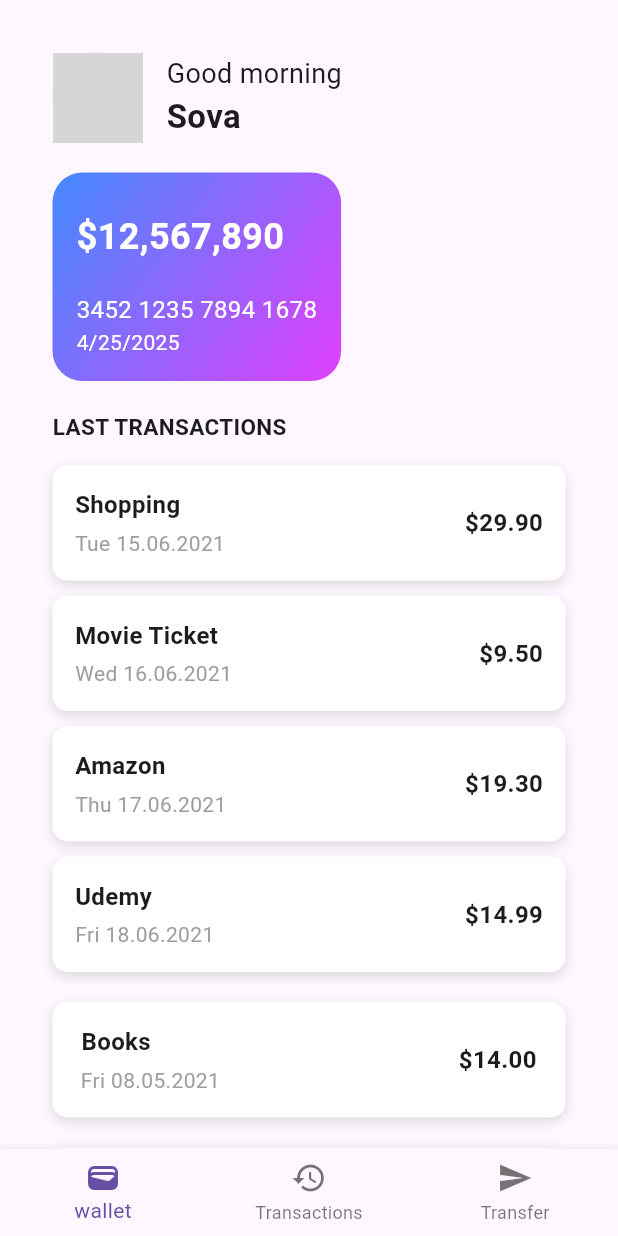
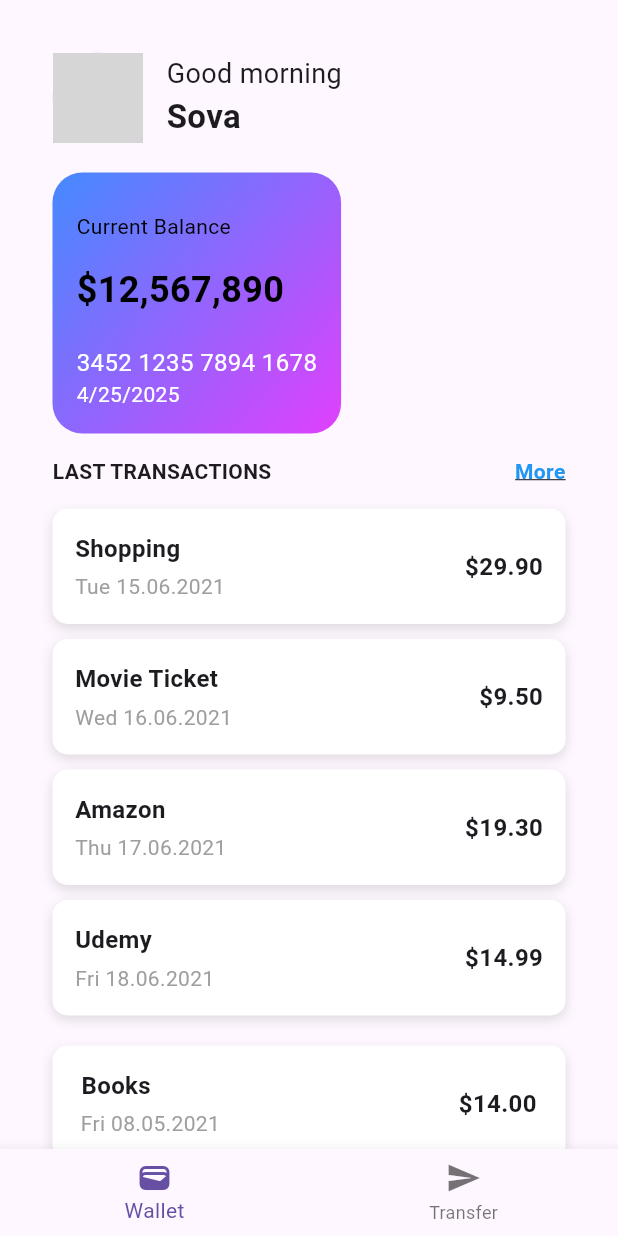
Before and after one commit to AbdelrhmanAhmed200/assignment, a Flutter app: the screen it shows after launch, on a phone screen of 412 x 824 dp. Run offline on Flutter 3.47's test engine with Material 3 defaults, Android fonts, the phone set to English and light mode, and no system bars; network calls fail; grey boxes are pictures that could not be loaded.

Commit message:
UI update

```diff
--- a/lib/Home_page.dart
+++ b/lib/Home_page.dart
@@ -1,5 +1,6 @@
 import 'package:flutter/material.dart';
 import 'transaction_item.dart';
+import 'Transactions_page.dart';
 
 class HomePage extends StatelessWidget {
   const HomePage({super.key});
@@ -52,15 +53,25 @@ class HomePage extends StatelessWidget {
               child: const Column(
                 crossAxisAlignment: CrossAxisAlignment.start,
                 children: [
+
                   SizedBox(height: 10),
+                  Text("Current Balance",
+                    style: TextStyle(
+                      color: Colors.black,
+                      fontSize: 14,
+
+                    ),
+                  ),
+                    SizedBox(height: 15,),
                   Text(
                     '\$12,567,890',
                     style: TextStyle(
-                      color: Colors.white,
+                      color: Colors.black,
                       fontSize: 24,
                       fontWeight: FontWeight.bold,
                     ),
                   ),
+
                   SizedBox(height: 20),
                   Text(
                     '3452 1235 7894 1678',
@@ -79,14 +90,49 @@ class HomePage extends StatelessWidget {
                 ],
               ),
             ),
+            const SizedBox(height: 15,),
+             Row(
+                crossAxisAlignment: CrossAxisAlignment.start,
+                children: [
+
+
             const SizedBox(height: 20),
             const Text(
               'LAST TRANSACTIONS',
               style: TextStyle(
-                fontSize: 15,
-                fontWeight: FontWeight.bold,
+                fontSize: 14,
+                fontWeight: FontWeight.bold
+
               ),
             ),
+            const Spacer(),
+             GestureDetector(
+                  onTap: () {
+                    // Navigate to the TransactionsPage when 'More' is tapped
+                    Navigator.push(
+                      context,
+                      MaterialPageRoute(
+                        builder: (context) => const TransactionsPage(),
+                      ),
+                    );
+                  },
+
+
+
+            child: const Text(
+              'More',
+              style: TextStyle(
+                fontSize: 14,
+                color: Colors.blue,
+                fontWeight: FontWeight.bold,
+                decoration: TextDecoration.underline,
+
+              ),
+            ),
+            )
+
+                ]
+             ),
             const SizedBox(height: 10),
             const TransactionItem(
               title: 'Shopping',
--- a/lib/main.dart
+++ b/lib/main.dart
@@ -1,7 +1,7 @@
 import 'package:flutter/material.dart';
 import 'Home_page.dart';
-import 'Transactions_page.dart';
-import 'Transfer_page.dart';
+import 'Transfer_page.dart'; // Ensure this is imported correctly
+
 void main() {
   runApp(MyApp());
 }
@@ -15,9 +15,8 @@ class _MyAppState extends State<MyApp> {
   int _selectedIndex = 0;
 
   final List<Widget> _pages = [
-    const HomePage(),
-    const TransactionsPage(),
-    const TransferPage(),
+    const HomePage(),       // Home Page
+    const TransferPage(),   // Transfer Page
   ];
 
   void _onItemTapped(int index) {
@@ -32,7 +31,7 @@ class _MyAppState extends State<MyApp> {
       debugShowCheckedModeBanner: false,
       home: Scaffold(
         body: SafeArea(
-          child: _pages[_selectedIndex],
+          child: _pages[_selectedIndex],  // Show the selected page
         ),
         bottomNavigationBar: BottomNavigationBar(
           currentIndex: _selectedIndex,
@@ -40,13 +39,9 @@ class _MyAppState extends State<MyApp> {
           items: const [
             BottomNavigationBarItem(
               icon: Icon(Icons.wallet),
-              label: 'wallet',
+              label: 'Wallet',
             ),
             BottomNavigationBarItem(
-              icon: Icon(Icons.history),
-              label: 'Transactions',
-            ),
-              BottomNavigationBarItem(
               icon: Icon(Icons.send),
               label: 'Transfer',
             ),
```
Also changed, not shown: lib/Transfer_page.dart (+6 -6 lines).
